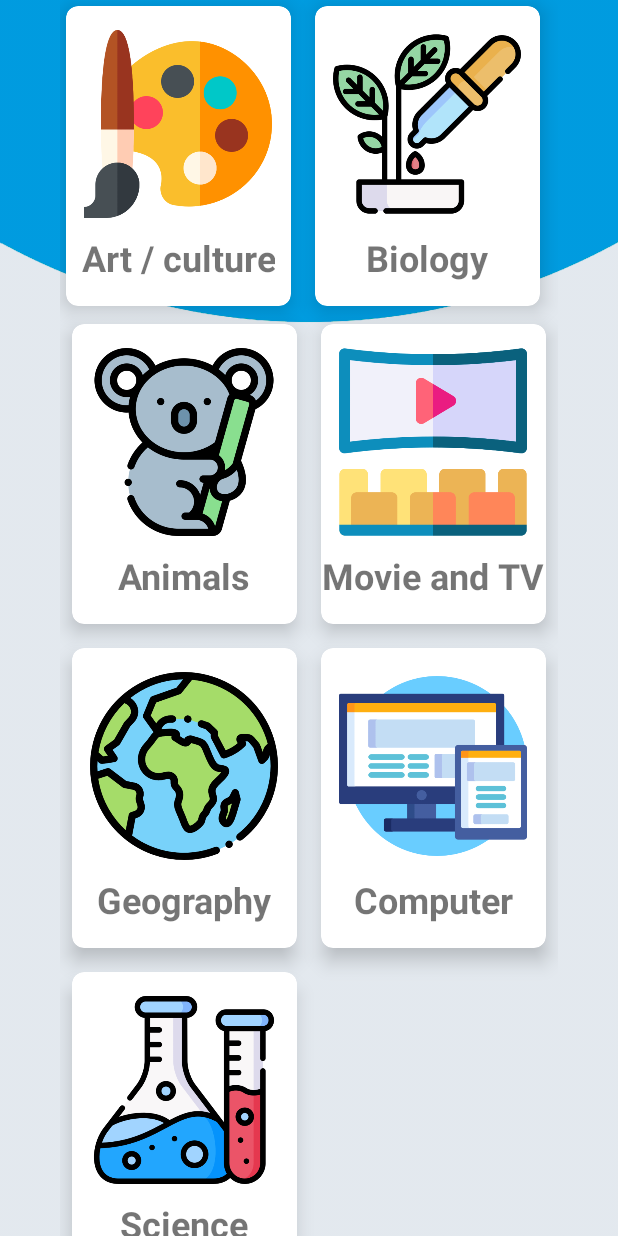
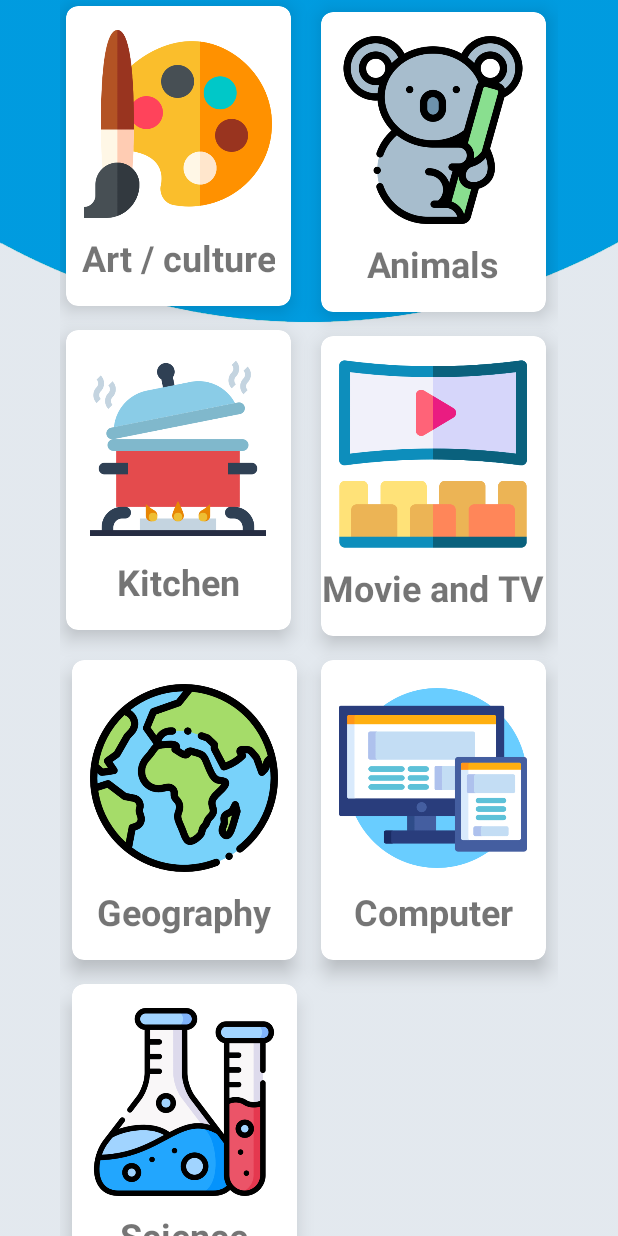
Before and after one commit to Alexandre-Vernet/Quizz, an Android app: the screen it shows after launch (CategoryActivity), on a phone screen of 412 x 824 dp. Run offline under Robolectric (Android 15) with nearby library versions, the phone set to English and light mode, and no system bars.

Commit message:
Replace biology with kitchen

```diff
--- a/app/src/main/java/com/ynov/vernet/quizz/CategoryActivity.java
+++ b/app/src/main/java/com/ynov/vernet/quizz/CategoryActivity.java
@@ -27,7 +27,7 @@ public class CategoryActivity extends AppCompatActivity implements View.OnClickL
 
         // Cards
         cardViews[0] = findViewById(R.id.art);
-        cardViews[1] = findViewById(R.id.biology);
+        cardViews[1] = findViewById(R.id.kitchen);
         cardViews[2] = findViewById(R.id.animals);
         cardViews[3] = findViewById(R.id.movies);
         cardViews[4] = findViewById(R.id.geography);
@@ -70,8 +70,8 @@ public class CategoryActivity extends AppCompatActivity implements View.OnClickL
                 startActivity(intent);
                 finish();
                 break;
-            case R.id.biology:
-                intent.putExtra("category", "biology");
+            case R.id.kitchen:
+                intent.putExtra("category", "kitchen");
                 startActivity(intent);
                 finish();
                 break;
--- a/app/src/main/java/com/ynov/vernet/quizz/MainActivity.java
+++ b/app/src/main/java/com/ynov/vernet/quizz/MainActivity.java
@@ -50,8 +50,8 @@ public class MainActivity extends AppCompatActivity implements View.OnClickListe
             case "art":
                 goodAnswer = new Questions(this, this).art();
                 break;
-            case "biology":
-                goodAnswer = new Questions(this, this).biology();
+            case "kitchen":
+                goodAnswer = new Questions(this, this).kitchen();
                 break;
             case "animals":
                 goodAnswer = new Questions(this, this).animals();
--- a/app/src/main/java/com/ynov/vernet/quizz/Questions.java
+++ b/app/src/main/java/com/ynov/vernet/quizz/Questions.java
@@ -129,7 +129,7 @@ public class Questions {
         return goodAnswer;
     }
 
-    public String biology() {
+    public String kitchen() {
 
         String question;
         String[] answer = new String[4];
--- a/app/src/main/res/layout/activity_category.xml
+++ b/app/src/main/res/layout/activity_category.xml
@@ -49,34 +49,6 @@
             </androidx.cardview.widget.CardView>
 
             <androidx.cardview.widget.CardView
-                android:id="@+id/biology"
-                android:layout_width="wrap_content"
-                android:layout_height="wrap_content"
-                app:cardCornerRadius="8dp"
-                app:cardElevation="8dp"
-                app:layout_columnWeight="1"
-                app:layout_gravity="fill"
-                app:layout_rowWeight="1">
-
-                <LinearLayout
-                    android:layout_width="150dp"
-                    android:layout_height="200dp"
-                    android:layout_gravity="center"
-                    android:gravity="center"
-                    android:orientation="vertical">
-
-                    <ImageView
-                        style="@style/category_imageview"
-                        android:contentDescription="@string/biology"
-                        android:src="@drawable/biology" />
-
-                    <TextView
-                        style="@style/category_textview"
-                        android:text="@string/biology" />
-                </LinearLayout>
-            </androidx.cardview.widget.CardView>
-
-            <androidx.cardview.widget.CardView
                 android:id="@+id/animals"
                 android:layout_width="wrap_content"
                 android:layout_height="wrap_content"
@@ -102,6 +74,34 @@
                     <TextView
                         style="@style/category_textview"
                         android:text="@string/animals" />
+                </LinearLayout>
+            </androidx.cardview.widget.CardView>
+
+            <androidx.cardview.widget.CardView
+                android:id="@+id/kitchen"
+                android:layout_width="wrap_content"
+                android:layout_height="wrap_content"
+                app:cardCornerRadius="8dp"
+                app:cardElevation="8dp"
+                app:layout_columnWeight="1"
+                app:layout_gravity="fill"
+                app:layout_rowWeight="1">
+
+                <LinearLayout
+                    android:layout_width="150dp"
+                    android:layout_height="200dp"
+                    android:layout_gravity="center"
+                    android:gravity="center"
+                    android:orientation="vertical">
+
+                    <ImageView
+                        style="@style/category_imageview"
+                        android:contentDescription="@string/kitchen"
+                        android:src="@drawable/kitchen" />
+
+                    <TextView
+                        style="@style/category_textview"
+                        android:text="@string/kitchen" />
                 </LinearLayout>
             </androidx.cardview.widget.CardView>
 
@@ -217,7 +217,7 @@
 
                     <TextView
                         style="@style/category_textview"
-                        android:text="@string/science"/>
+                        android:text="@string/science" />
                 </LinearLayout>
             </androidx.cardview.widget.CardView>
         </GridLayout>
--- a/app/src/main/res/values/strings.xml
+++ b/app/src/main/res/values/strings.xml
@@ -4,7 +4,6 @@
     <string name="computer_science">Computer</string>
     <string name="science">Science</string>
     <string name="movie_and_tv">Movie and TV</string>
-    <string name="biology">Biology</string>
     <string name="art_and_culture">Art / culture</string>
     <string name="animals">Animals</string>
     <string name="done">Done !</string>
@@ -15,4 +14,5 @@
     <string name="stop_current_game">Stop the current game ?</string>
     <string name="yes">Yes</string>
     <string name="no">No</string>
+    <string name="kitchen">Kitchen</string>
 </resources>
```
Also changed, not shown: app/src/main/res/drawable-v24/biology.png (deleted), app/src/main/res/drawable-v24/kitchen.png (added).
